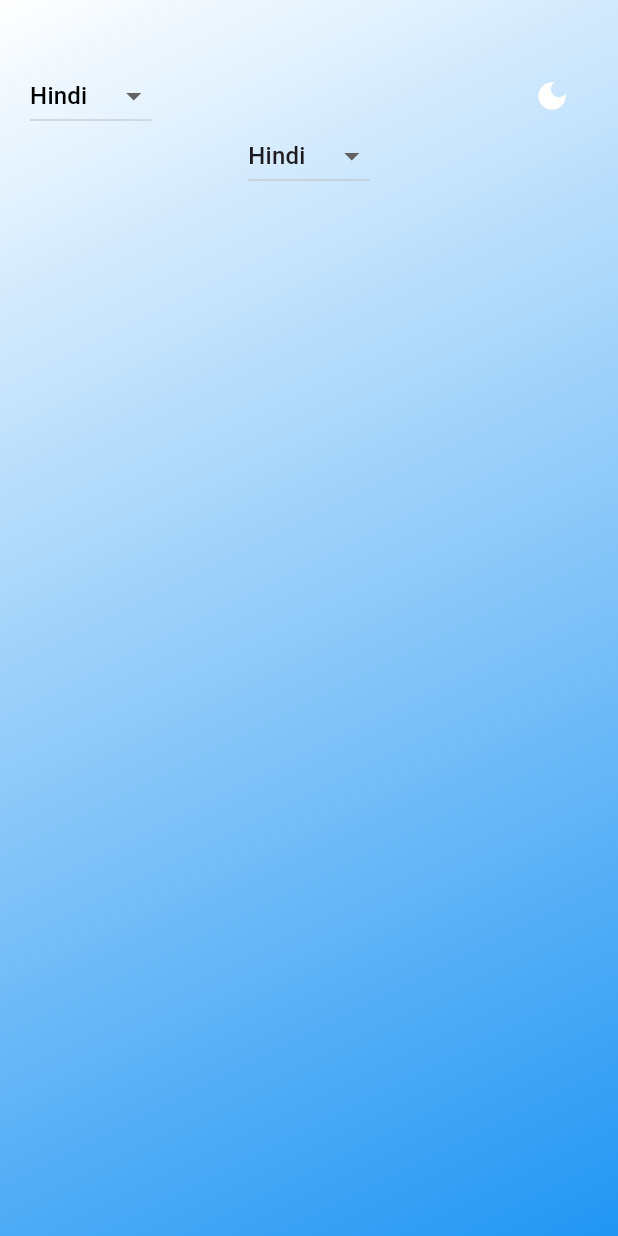
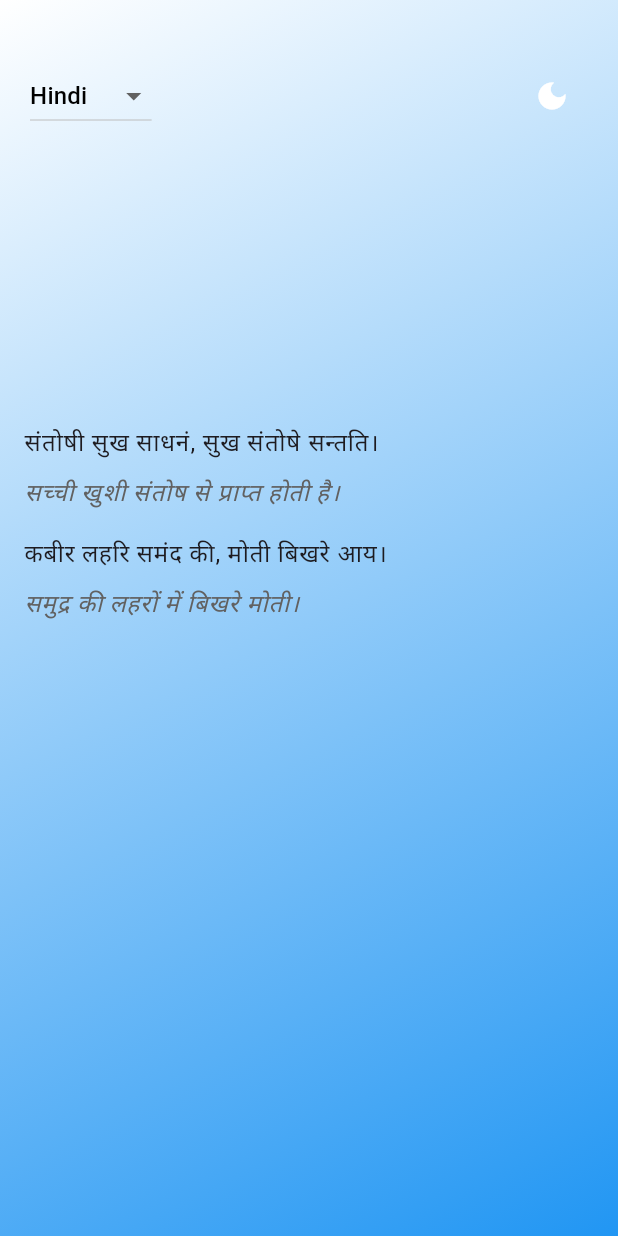
Before and after one commit to MauryaAayush/departure, a Flutter app: the screen it shows after launch, on a phone screen of 412 x 824 dp. Run offline on Flutter 3.47's test engine with Material 3 defaults, Android fonts, the light colour scheme and no system bars.

Commit message:
Radhey Radhey

```diff
--- /dev/null
+++ b/lib/Model/Datamodel.dart
@@ -0,0 +1,39 @@
+
+
+class Doha {
+  final String hindi;
+  final String english;
+  final String gujarati;
+  final String meaningHindi;
+  final String meaningEnglish;
+  final String meaningGujarati;
+
+  Doha({
+    required this.hindi,
+    required this.english,
+    required this.gujarati,
+    required this.meaningHindi,
+    required this.meaningEnglish,
+    required this.meaningGujarati,
+  });
+}
+
+List<Doha> dohas = [
+  Doha(
+    hindi: "संतोषी सुख साधनं, सुख संतोषे सन्तति।",
+    english: "Contentment is the best wealth, happiness comes from contentment.",
+    gujarati: "સંતોષ એ શ્રેષ્ઠ સંપત્તિ છે, સુખ સંતોષથી આવે છે.",
+    meaningHindi: "सच्ची खुशी संतोष से प्राप्त होती है।",
+    meaningEnglish: "True happiness is achieved through contentment.",
+    meaningGujarati: "ખરી ખુશી સંતોષથી પ્રાપ્ત થાય છે.",
+  ),
+  Doha(
+    hindi: "कबीर लहरि समंद की, मोती बिखरे आय।",
+    english: "Kabir, like pearls scattered in the waves of the ocean.",
+    gujarati: "કબીર, મહાસાગરના તરંગોમાં છૂટેલા મોતીની જેમ.",
+    meaningHindi: "समुद्र की लहरों में बिखरे मोती।",
+    meaningEnglish: "Pearls scattered in the waves of the ocean.",
+    meaningGujarati: "મહાસાગરના તરંગોમાં છૂટેલા મોતી.",
+  ),
+  // Add more dohas as needed
+];
--- a/lib/Model/List.dart
+++ /dev/null
@@ -1,11 +0,0 @@
-List Data = [
-
-  {
-    'id' : 1,
-    'Kavi' : "TulsiDas ji",
-    'Dohe' : [
-
-    ]
-
-  }
-];
--- a/lib/Views/HomeScreen/home_Screen.dart
+++ b/lib/Views/HomeScreen/home_Screen.dart
@@ -1,6 +1,7 @@
 import 'package:flutter/material.dart';
 import 'package:provider/provider.dart';
 
+import '../../Model/Datamodel.dart';
 import '../../Provider/language_provider.dart';
 import '../../Provider/theme_provider.dart';
 
@@ -24,23 +25,10 @@ class DohaApp extends StatelessWidget {
               ),
             ),
             child: Column(
+
               children: [
-                SizedBox(height: 80), // Space for the icons at the top
-                DropdownButton<String>(
-                  value: languageProvider.selectedLanguage,
-                  onChanged: (String? newValue) {
-                    if (newValue != null) {
-                      languageProvider.setSelectedLanguage(newValue);
-                    }
-                  },
-                  items: <String>['Hindi', 'English', 'Gujarati']
-                      .map<DropdownMenuItem<String>>((String value) {
-                    return DropdownMenuItem<String>(
-                      value: value,
-                      child: Text(value),
-                    );
-                  }).toList(),
-                ),
+               Spacer(), // Space for the icons at the top
+
                 Expanded(
                   child: ListView.builder(
                     itemCount: dohas.length,
@@ -75,6 +63,7 @@ class DohaApp extends StatelessWidget {
                     },
                   ),
                 ),
+                Spacer()
               ],
             ),
           ),
@@ -93,7 +82,7 @@ class DohaApp extends StatelessWidget {
             top: 40,
             left: 20,
             child: DropdownButton<String>(
-              dropdownColor: themeProvider.isDarkMode ? Colors.grey[800] : Colors.white,
+              dropdownColor: themeProvider.isDarkMode ? Colors.grey[900] : Colors.white,
               value: languageProvider.selectedLanguage,
               onChanged: (String? newValue) {
                 if (newValue != null) {
```
